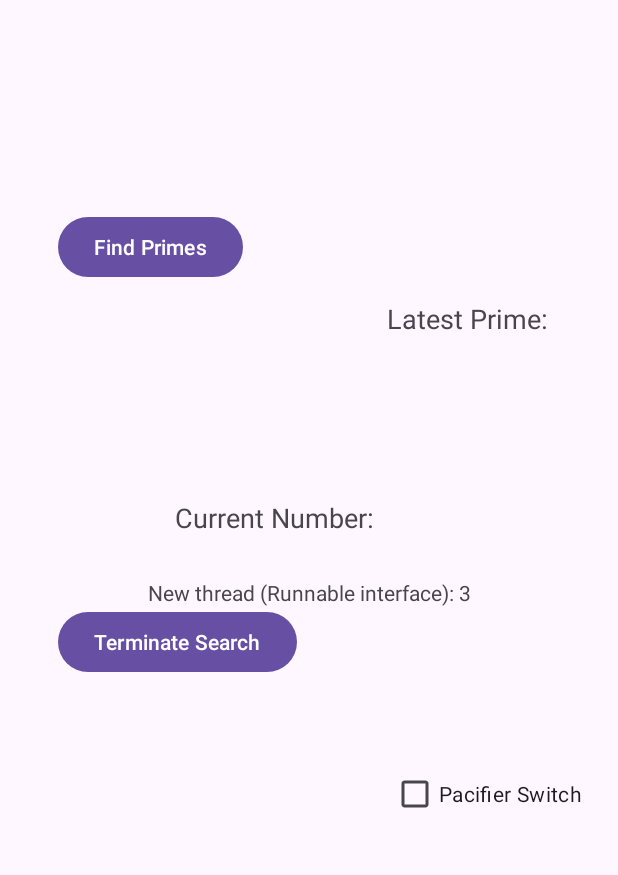
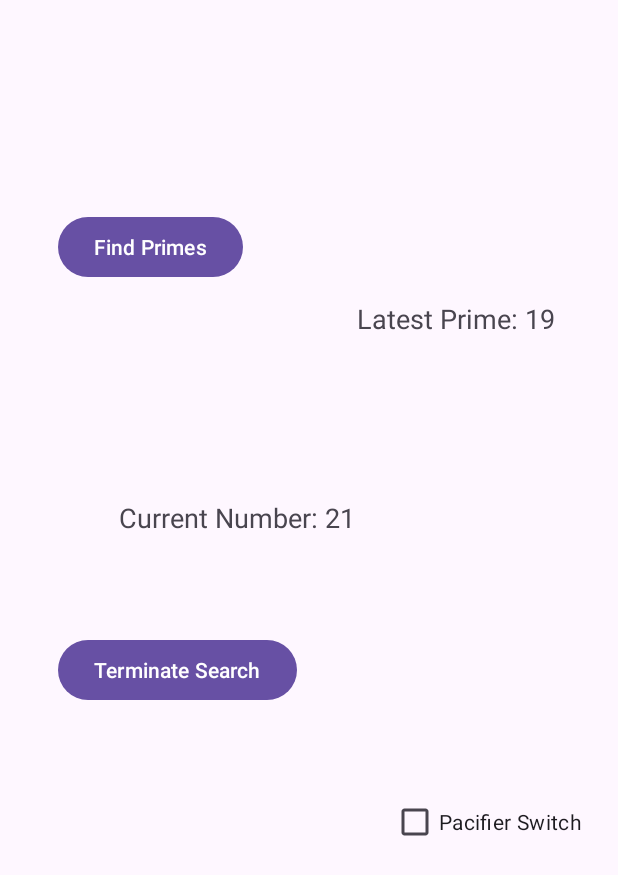
Before and after one commit to zexigong-ne/NUMAD24Sp_ZexiGong, an Android app: the primeActivity screen opened directly, with no data from a screen before it, after a tap on "Find Primes", on a phone screen of 412 x 824 dp. Shown: the top 875 px of the screen. Run offline under Robolectric (Android 15) with nearby library versions, the phone set to English and light mode, and no system bars.

Commit message:
finish search and terminate buttons

```diff
--- a/app/src/main/java/edu/northeastern/numad24sp_zexigong/primeActivity.java
+++ b/app/src/main/java/edu/northeastern/numad24sp_zexigong/primeActivity.java
@@ -32,12 +32,12 @@ public class primeActivity extends AppCompatActivity {
 
         Button findPrimesButton = findViewById(R.id.findPrimesButton);
         statusText = findViewById(R.id.runStatusText);
-//        findPrimesButton.setOnClickListener(new View.OnClickListener() {
-//            @Override
-//            public void onClick(View v) {
-//                startPrimeSearch();
-//            }
-//        });
+        findPrimesButton.setOnClickListener(new View.OnClickListener() {
+            @Override
+            public void onClick(View v) {
+                startPrimeSearch(v);
+            }
+        });
 
         Button terminateSearchButton = findViewById(R.id.terminateSearchButton);
         terminateSearchButton.setOnClickListener(new View.OnClickListener() {
@@ -46,10 +46,8 @@ public class primeActivity extends AppCompatActivity {
                 terminatePrimeSearch();
             }
         });
-
-        // Other functionalities as required
     }
-    public void runOnRunnableThread(View view) {
+    public void startPrimeSearch(View v) {
         RunnableThread runnableThread = new RunnableThread();
         new Thread(runnableThread).start();
     }
@@ -58,59 +56,38 @@ public class primeActivity extends AppCompatActivity {
 
         @Override
         public void run() {
-            for (int i = 1; i <= 10; i++) {
-                final int finalI = i;
+            if (!isSearching) {
+            isSearching = true;
+            }
+            int currentNumber = 3;
+            while (isSearching) {
                 //The handler changes the TextView running in the UI thread.
+                int finalCurrentNumber = currentNumber;
                 textHandler.post(new Runnable() {
                     @SuppressLint("SetTextI18n")
                     @Override
                     public void run() {
-                        statusText.setText("New thread (Runnable interface): " + finalI);
-                        if (finalI == 10) {
-                            statusText.setText("");
-                        }
+                        currentNumberTextView.setText("Current Number: " + finalCurrentNumber);
                     }
                 });
+                if (isPrime(currentNumber)) {
+                    textHandler.post(new Runnable() {
+                        @SuppressLint("SetTextI18n")
+                        @Override
+                        public void run() {
+                            latestPrimeTextView.setText("Latest Prime: " + finalCurrentNumber);
+                        }
+                    });
+                }
+                currentNumber += 2;
                 try {
-                    Thread.sleep(1000); //Makes the thread sleep or be inactive for 10 seconds
+                    Thread.sleep(300); //Makes the thread sleep or be inactive for 10 seconds
                 } catch (InterruptedException e) {
                     e.printStackTrace();
                 }
             }
         }
     }
-//    private void startPrimeSearch() {
-//        if (!isSearching) {
-//            isSearching = true;
-//            primeSearchThread = new Thread(new Runnable() {
-//                @Override
-//                public void run() {
-//                    // Prime number search logic
-//                    int currentNumber = 3;
-//                    while (isSearching) {
-//                        if (isPrime(currentNumber)) {
-//                            int finalCurrentNumber = currentNumber;
-//                            handler.post(new Runnable() {
-//                                @Override
-//                                public void run() {
-//                                    updateLatestPrime(finalCurrentNumber);
-//                                }
-//                            });
-//                        }
-//                        int finalCurrentNumber1 = currentNumber;
-//                        handler.post(new Runnable() {
-//                            @Override
-//                            public void run() {
-//                                updateCurrentNumber(finalCurrentNumber1);
-//                            }
-//                        });
-//                        currentNumber += 2; // Increment by two
-//                    }
-//                }
-//            });
-//            primeSearchThread.start();
-//        }
-//    }
 
     private boolean isPrime(int num) {
         if (num <= 1)
@@ -128,43 +105,8 @@ public class primeActivity extends AppCompatActivity {
         return true;
     }
 
-    private void updateCurrentNumber(final int number) {
-        runOnUiThread(new Runnable() {
-            @Override
-            public void run() {
-                currentNumberTextView.setText("Current Number: " + number);
-            }
-        });
-    }
-
-//    private void postUpdateToUI(final int prime) {
-//        handler.post(new Runnable() {
-//            @Override
-//            public void run() {
-//                updateLatestPrime(prime);
-//            }
-//        });
-//    }
-
-    private void updateLatestPrime(final int prime) {
-        runOnUiThread(new Runnable() {
-            @Override
-            public void run() {
-                latestPrimeTextView.setText("Latest Prime: " + prime);
-            }
-        });
-    }
-
     private void terminatePrimeSearch() {
         isSearching = false;
-        if (primeSearchThread != null) {
-            try {
-                primeSearchThread.join();
-            } catch (InterruptedException e) {
-                e.printStackTrace();
-            }
-            primeSearchThread = null;
-        }
     }
 
 }
--- a/app/src/main/res/layout/activity_prime_search.xml
+++ b/app/src/main/res/layout/activity_prime_search.xml
@@ -1,13 +1,14 @@
 <?xml version="1.0" encoding="utf-8"?>
 <androidx.constraintlayout.widget.ConstraintLayout xmlns:android="http://schemas.android.com/apk/res/android"
     xmlns:app="http://schemas.android.com/apk/res-auto"
+    xmlns:tools="http://schemas.android.com/tools"
     android:layout_width="match_parent"
     android:layout_height="match_parent">
 
     <TextView
         android:id="@+id/currentNumberTextView"
-        android:layout_width="157dp"
-        android:layout_height="21dp"
+        android:layout_width="231dp"
+        android:layout_height="40dp"
         android:layout_marginStart="116dp"
         android:layout_marginTop="54dp"
         android:layout_marginEnd="138dp"
@@ -43,9 +44,6 @@
         android:layout_marginEnd="250dp"
         android:layout_marginBottom="144dp"
         android:text="Find Primes"
-
-        android:onClick="runOnRunnableThread"
-
         app:layout_constraintBottom_toTopOf="@+id/currentNumberTextView"
         app:layout_constraintEnd_toEndOf="parent"
         app:layout_constraintHorizontal_bias="1.0"
```
